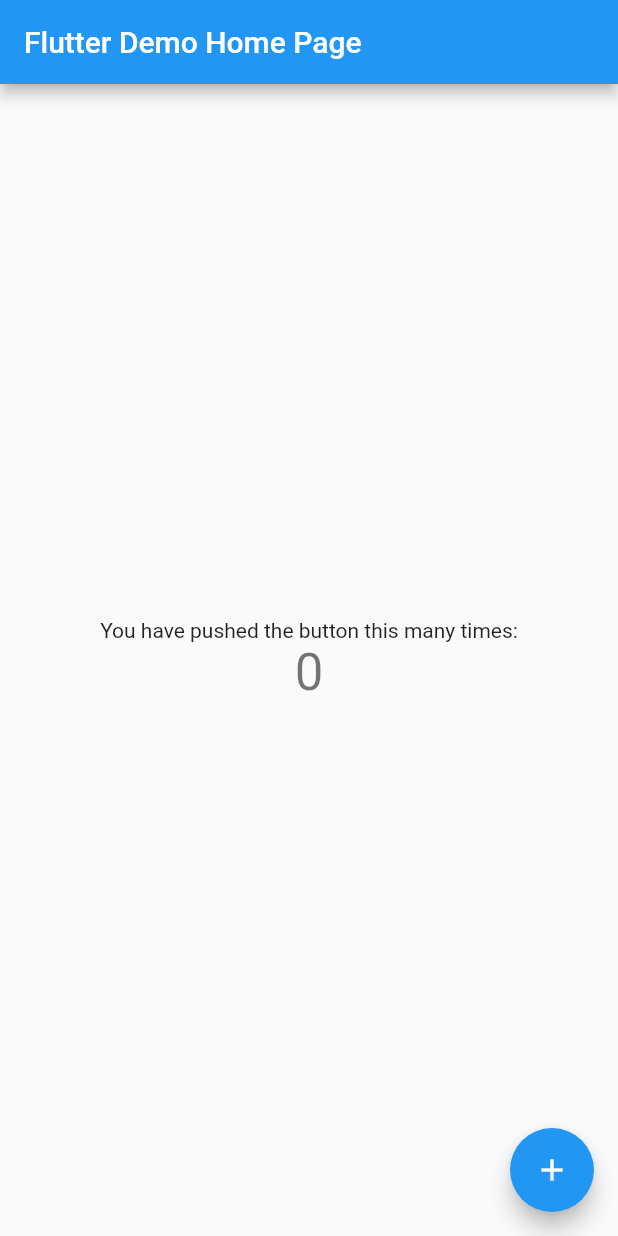
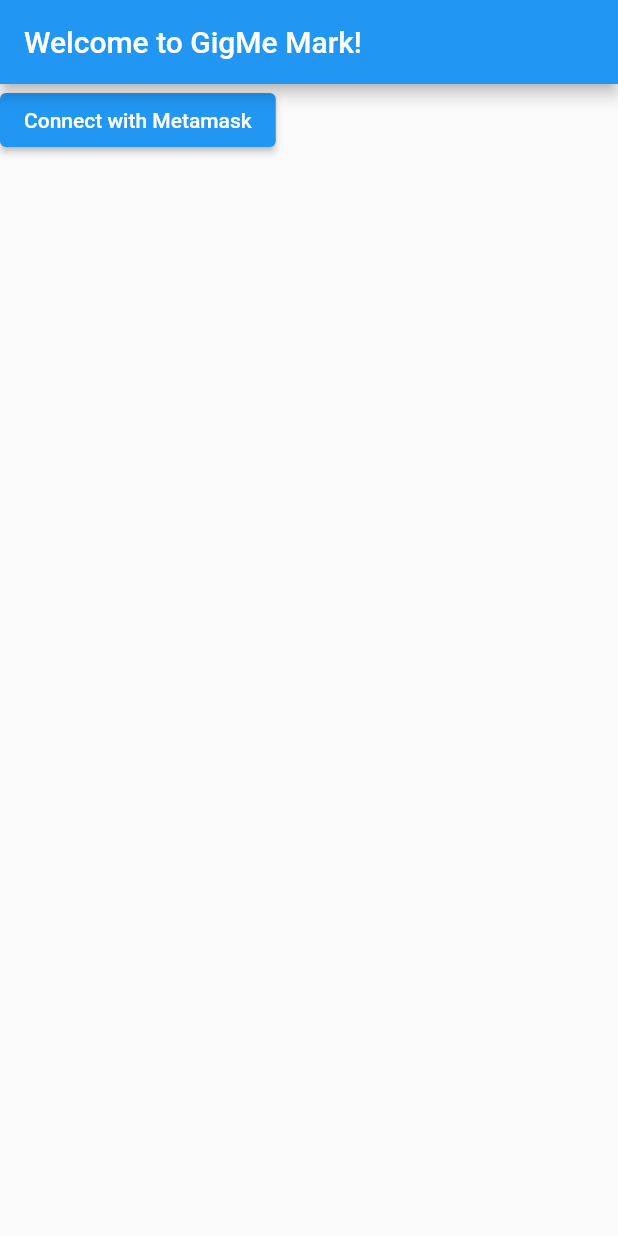
Before and after one commit to roostercoopllc/dSmarket, a Flutter app: the screen it shows after launch, on a phone screen of 412 x 824 dp. Run offline on Flutter 3.47's test engine with Material 2 defaults, Android fonts, the phone set to English and light mode, and no system bars; missing offline and left inert: walletconnect_dart.

Commit message:
metamask holder

```diff
--- a/mobile/lib/main.dart
+++ b/mobile/lib/main.dart
@@ -1,36 +1,94 @@
 import 'package:flutter/material.dart';
+import 'package:walletconnect_dart/walletconnect_dart.dart';
+import 'package:url_launcher/url_launcher_string.dart';
 
 void main() {
-  runApp(const MyApp());
+  runApp(
+    MaterialApp(
+      title: 'GigMe Marketplace',
+      // Start the app with the "/" named route. In this case, the app starts
+      // on the FirstScreen widget.
+      initialRoute: '/',
+      routes: {
+        // When navigating to the "/" route, build the FirstScreen widget.
+        '/': (context) => const GigMeLogin(title: "GigMe Marketplace"),
+        '/home': (context) => const GigMeHome(),
+        // When navigating to the "/second" route, build the SecondScreen widget.
+        '/profile': (context) => const GigMeProfile(),
+      },
+    ),
+  );
 }
 
-class MyApp extends StatelessWidget {
-  const MyApp({Key? key}) : super(key: key);
+/*
+class LoginScreen extends StatelessWidget {
+  const LoginScreen({Key? key}) : super(key: key);
 
-  // This widget is the root of your application.
   @override
   Widget build(BuildContext context) {
-    return MaterialApp(
-      title: 'Flutter Demo',
-      theme: ThemeData(
-        // This is the theme of your application.
-        //
-        // Try running your application with "flutter run". You'll see the
-        // application has a blue toolbar. Then, without quitting the app, try
-        // changing the primarySwatch below to Colors.green and then invoke
-        // "hot reload" (press "r" in the console where you ran "flutter run",
-        // or simply save your changes to "hot reload" in a Flutter IDE).
-        // Notice that the counter didn't reset back to zero; the application
-        // is not restarted.
-        primarySwatch: Colors.blue,
+    return Scaffold(
+      appBar: AppBar(
+        title: const Text('Login Page'),
       ),
-      home: const MyHomePage(title: 'Flutter Demo Home Page'),
+      body: SingleChildScrollView(
+        child: Column(
+          mainAxisAlignment: MainAxisAlignment.center,
+          children: [
+            /*Image.asset(
+              'assets/images/rooter_coop_logo.png',
+              fit: BoxFit.fitHeight,
+            ),*/
+            ElevatedButton(
+                onPressed: () => {}, child: const Text("Connect with Metamask"))
+          ],
+        ),
+      ),
+    );
+  }
+}
+*/
+
+class GigMeHome extends StatelessWidget {
+  const GigMeHome({super.key});
+
+  @override
+  Widget build(BuildContext context) {
+    return Scaffold(
+      appBar: AppBar(
+        title: const Text(''),
+      ),
+      body: Center(
+        child: ElevatedButton(
+          // Within the `FirstScreen` widget
+          onPressed: () {
+            // Navigate to the second screen using a named route.
+            Navigator.pushNamed(context, '/profile');
+          },
+          child: const Text('Launch screen'),
+        ),
+      ),
     );
   }
 }
 
-class MyHomePage extends StatefulWidget {
-  const MyHomePage({Key? key, required this.title}) : super(key: key);
+class GigMeProfile extends StatelessWidget {
+  const GigMeProfile({super.key});
+
+  @override
+  Widget build(BuildContext context) {
+    return Scaffold(
+      appBar: AppBar(
+        title: const Text('GigMe Profile'),
+      ),
+      body: const Center(
+        child: Text('Profile Page'),
+      ),
+    );
+  }
+}
+
+class GigMeLogin extends StatefulWidget {
+  const GigMeLogin({Key? key, required this.title}) : super(key: key);
 
   // This widget is the home page of your application. It is stateful, meaning
   // that it has a State object (defined below) that contains fields that affect
@@ -44,72 +102,58 @@
   final String title;
 
   @override
-  State<MyHomePage> createState() => _MyHomePageState();
+  State<GigMeLogin> createState() => _GigMeLogin();
 }
 
-class _MyHomePageState extends State<MyHomePage> {
-  int _counter = 0;
+class _GigMeLogin extends State<GigMeLogin> {
+  var connector = WalletConnect(
+      bridge: 'https://bridge.walletconnect.org',
+      clientMeta: const PeerMeta(
+          name: 'GigMeWallet',
+          description: 'quick app for using eth wallet',
+          url: 'https://walletconnect.org',
+          icons: [
+            'https://files.gitbook.com/v0/b/gitbook-legacy-files/o/spaces%2F-LJJeCjcLrr53DcT1Ml7%2Favatar.png?alt=media'
+          ]));
 
-  void _incrementCounter() {
-    setState(() {
-      // This call to setState tells the Flutter framework that something has
-      // changed in this State, which causes it to rerun the build method below
-      // so that the display can reflect the updated values. If we changed
-      // _counter without calling setState(), then the build method would not be
-      // called again, and so nothing would appear to happen.
-      _counter++;
-    });
+  var _session, _uri;
+
+  loginUsingMetamask(BuildContext context) async {
+    if (!connector.connected) {
+      try {
+        var session = await connector.createSession(onDisplayUri: (uri) async {
+          _uri = uri;
+          await launchUrlString(uri, mode: LaunchMode.externalApplication);
+        });
+        setState(() {
+          _session = session;
+        });
+      } catch (exp) {
+        print(exp);
+      }
+    }
   }
 
   @override
   Widget build(BuildContext context) {
-    // This method is rerun every time setState is called, for instance as done
-    // by the _incrementCounter method above.
-    //
-    // The Flutter framework has been optimized to make rerunning build methods
-    // fast, so that you can just rebuild anything that needs updating rather
-    // than having to individually change instances of widgets.
     return Scaffold(
       appBar: AppBar(
-        // Here we take the value from the MyHomePage object that was created by
-        // the App.build method, and use it to set our appbar title.
-        title: Text(widget.title),
+        title: const Text('Welcome to GigMe Mark!'),
       ),
-      body: Center(
-        // Center is a layout widget. It takes a single child and positions it
-        // in the middle of the parent.
+      body: SingleChildScrollView(
         child: Column(
-          // Column is also a layout widget. It takes a list of children and
-          // arranges them vertically. By default, it sizes itself to fit its
-          // children horizontally, and tries to be as tall as its parent.
-          //
-          // Invoke "debug painting" (press "p" in the console, choose the
-          // "Toggle Debug Paint" action from the Flutter Inspector in Android
-          // Studio, or the "Toggle Debug Paint" command in Visual Studio Code)
-          // to see the wireframe for each widget.
-          //
-          // Column has various properties to control how it sizes itself and
-          // how it positions its children. Here we use mainAxisAlignment to
-          // center the children vertically; the main axis here is the vertical
-          // axis because Columns are vertical (the cross axis would be
-          // horizontal).
           mainAxisAlignment: MainAxisAlignment.center,
-          children: <Widget>[
-            const Text(
-              'You have pushed the button this many times:',
-            ),
-            Text(
-              '$_counter',
-              style: Theme.of(context).textTheme.headline4,
-            ),
+          children: [
+            /* Image.asset(
+              'images/rooster_coop_logo.png',
+              fit: BoxFit.fitHeight,
+            ),*/
+            ElevatedButton(
+                onPressed: () => loginUsingMetamask(context),
+                child: const Text("Connect with Metamask"))
           ],
         ),
       ),
-      floatingActionButton: FloatingActionButton(
-        onPressed: _incrementCounter,
-        tooltip: 'Increment',
-        child: const Icon(Icons.add),
-      ), // This trailing comma makes auto-formatting nicer for build methods.
     );
   }
 }
--- a/mobile/pubspec.yaml
+++ b/mobile/pubspec.yaml
@@ -29,8 +29,6 @@
 dependencies:
   flutter:
     sdk: flutter
-
-
   # The following adds the Cupertino Icons font to your application.
   # Use with the CupertinoIcons class for iOS style icons.
   cupertino_icons: ^1.0.2
@@ -55,7 +53,6 @@
 
 # The following section is specific to Flutter packages.
 flutter:
-
   # The following line ensures that the Material Icons font is
   # included with your application, so that you can use the icons in
   # the material Icons class.
@@ -65,7 +62,8 @@
   # assets:
   #   - images/a_dot_burr.jpeg
   #   - images/a_dot_ham.jpeg
-
+  assets:
+      - images/rooster_coop_logo.png
   # An image asset can refer to one or more resolution-specific "variants", see
   # https://flutter.dev/assets-and-images/#resolution-aware
 
```
Also changed, not shown: mobile/images/rooster_coop_logo.png (added).
